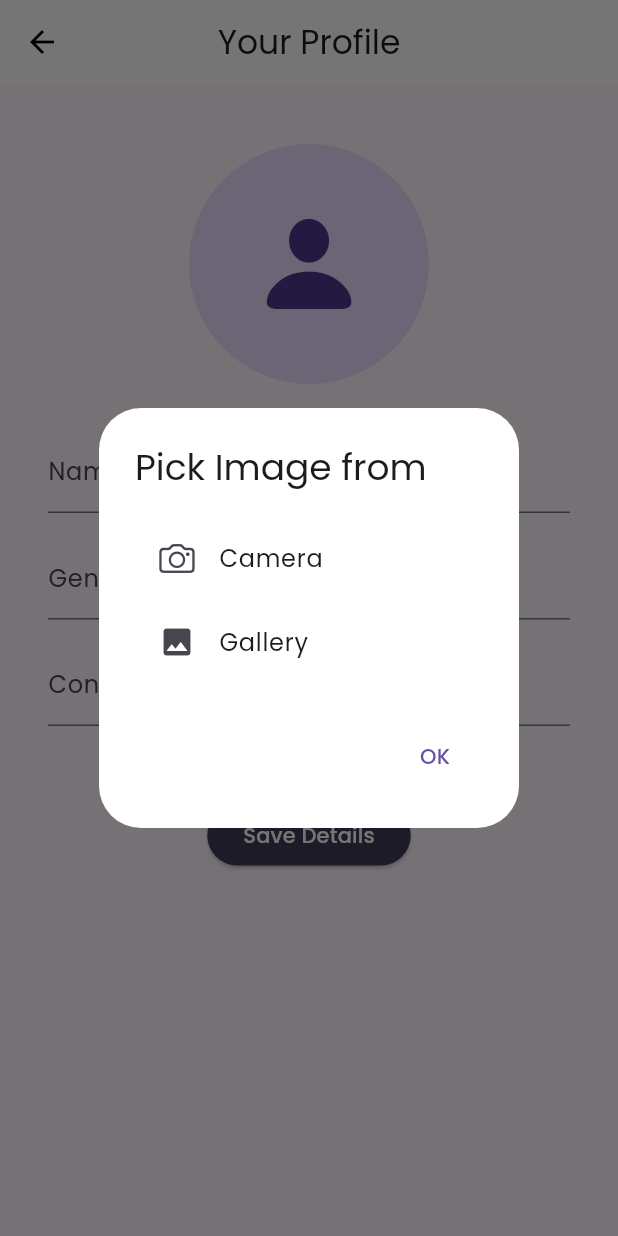
After one commit to vansh-121/Fliptronics, a Flutter app: the ProfilePage screen opened by its route, after a tap on an icon or button, on a phone screen of 412 x 824 dp. The commit adds this screen. Run offline on Flutter 3.47's test engine with Material 3 defaults, Android fonts, the light colour scheme and no system bars; drawn by our look-alikes of velocity_x; our stand-ins replace cloud_firestore, device_preview, firebase_auth, firebase_core, firebase_storage, google_fonts and 4 more; missing offline and left inert: flutter_facebook_auth, flutter_login_facebook; accounts and stored records are empty.

Commit message:
profile_page

```diff
--- a/lib/main.dart
+++ b/lib/main.dart
@@ -8,6 +8,7 @@ import 'package:flutter_catalogue/pages/forget_password.dart';
 import 'package:flutter_catalogue/pages/login_page.dart';
 import 'package:flutter_catalogue/pages/otp_page.dart';
 import 'package:flutter_catalogue/pages/phone_verification.dart';
+import 'package:flutter_catalogue/pages/profile_page.dart';
 import 'package:flutter_catalogue/pages/users_page.dart';
 import 'package:flutter_catalogue/themes.dart';
 import 'package:flutter_catalogue/utils/routes.dart';
@@ -63,6 +64,7 @@ class MyApp extends StatelessWidget {
               verificationid: 'verificationid',
             ),
         Routes.UsersRoute: (context) => UsersPage(),
+        Routes.ProfileRoute: (context) => ProfilePage(),
       },
     );
   }
--- /dev/null
+++ b/lib/pages/profile_page.dart
@@ -0,0 +1,213 @@
+import 'dart:io';
+import 'package:cloud_firestore/cloud_firestore.dart';
+import 'package:firebase_storage/firebase_storage.dart';
+import 'package:flutter/cupertino.dart';
+import 'package:flutter/material.dart';
+import 'package:image_picker/image_picker.dart';
+import 'package:velocity_x/velocity_x.dart';
+
+class ProfilePage extends StatefulWidget {
+  const ProfilePage({super.key});
+
+  @override
+  State<ProfilePage> createState() => _ProfilePageState();
+}
+
+class _ProfilePageState extends State<ProfilePage> {
+  TextEditingController nameController = TextEditingController();
+  TextEditingController genderController = TextEditingController();
+  TextEditingController contactnoController = TextEditingController();
+  File? pickedimage;
+
+  savedetails(String name, String gender, String contactno) async {
+    if (name == "" || gender == "" || contactno == "" || pickedimage == null) {
+      return showDialog(
+        context: context,
+        builder: (BuildContext context) {
+          return AlertDialog(
+            backgroundColor: context.theme.cardColor,
+            title: const Text("Required"),
+            content: const Text("Enter required fields !!"),
+            actions: [
+              TextButton(
+                onPressed: () {
+                  Navigator.of(context).pop(); // Close the dialog
+                },
+                child: Text("Ok"),
+              ),
+            ],
+          );
+        },
+      );
+    } else {
+      try {
+        UploadTask uploadTask = FirebaseStorage.instance
+            .ref("User_Profile_Pics")
+            .child(name)
+            .putFile(pickedimage!);
+        TaskSnapshot taskSnapshot = await uploadTask;
+        String url = await taskSnapshot.ref.getDownloadURL();
+        FirebaseFirestore.instance.collection("Users").doc(name).set({
+          "Name": name,
+          "Gender": gender,
+          "Contact No.": contactno,
+          "Profile Pic": url
+        }).then((value) {
+          print("Data uploaded");
+        });
+      } catch (ex) {
+        print(ex.toString());
+      }
+    }
+  }
+
+  @override
+  Widget build(BuildContext context) {
+    return Scaffold(
+      appBar: AppBar(
+        title: Text("Your Profile"),
+        centerTitle: true,
+      ),
+      body: SafeArea(
+        child: SingleChildScrollView(
+          child: Column(
+            mainAxisAlignment: MainAxisAlignment.center,
+            children: [
+              SizedBox(height: 40), // Add some space from the top
+              InkWell(
+                      onTap: () {
+                        showDialog(
+                          context: context,
+                          builder: (BuildContext context) {
+                            return AlertDialog(
+                              backgroundColor: context.theme.cardColor,
+                              title: Text("Pick Image from"),
+                              content: Column(
+                                mainAxisSize: MainAxisSize.min,
+                                children: [
+                                  ListTile(
+                                    onTap: () {
+                                      pickimage(ImageSource.camera);
+                                      Navigator.pop(context);
+                                    },
+                                    leading: Icon(CupertinoIcons.photo_camera),
+                                    title: Text("Camera"),
+                                  ),
+                                  ListTile(
+                                    onTap: () {
+                                      pickimage(ImageSource.gallery);
+                                      Navigator.pop(context);
+                                    },
+                                    leading: Icon(Icons.image),
+                                    title: Text("Gallery"),
+                                  )
+                                ],
+                              ),
+                              actions: [
+                                TextButton(
+                                  onPressed: () {
+                                    Navigator.of(context)
+                                        .pop(); // Close the dialog
+                                  },
+                                  child: Text("OK"),
+                                ),
+                              ],
+                            );
+                          },
+                        );
+                      },
+                      child: pickedimage != null
+                          ? CircleAvatar(
+                              radius: 80,
+                              backgroundImage: FileImage(pickedimage!),
+                            ).px32()
+                          : CircleAvatar(
+                              radius: 80,
+                              child: Icon(
+                                CupertinoIcons.person_solid,
+                                size: 80,
+                              ),
+                            ))
+                  .px32(),
+              SizedBox(
+                height: 30,
+              ),
+              TextFormField(
+                  controller: nameController,
+                  decoration: const InputDecoration(
+                      hintText: "Enter your Name", labelText: "Name"),
+                  onChanged: (value) {
+                    setState(() {});
+                  },
+                  validator: (value) {
+                    if (value!.isEmpty) {
+                      return "Name";
+                    }
+                    return null;
+                  }).px32(),
+              SizedBox(
+                height: 15,
+              ),
+              TextFormField(
+                  controller: genderController,
+                  decoration: const InputDecoration(
+                      hintText: "Male/Female", labelText: "Gender"),
+                  onChanged: (value) {
+                    setState(() {});
+                  },
+                  validator: (value) {
+                    if (value!.isEmpty) {
+                      return "Gender";
+                    }
+                    return null;
+                  }).px32(),
+              SizedBox(
+                height: 15,
+              ),
+              TextFormField(
+                  controller: contactnoController,
+                  decoration: const InputDecoration(
+                      hintText: "Enter your contact details",
+                      labelText: "Contact Number"),
+                  onChanged: (value) {
+                    setState(() {});
+                  },
+                  validator: (value) {
+                    if (value!.isEmpty) {
+                      return "Contact Number";
+                    }
+                    return null;
+                  }).px32(),
+              SizedBox(
+                height: 49,
+              ),
+              ElevatedButton(
+                onPressed: () {
+                  savedetails(nameController.text, genderController.text,
+                      contactnoController.text);
+                },
+                style: ElevatedButton.styleFrom(
+                    backgroundColor: context.theme.shadowColor),
+                child: "Save Details".text.color(Colors.white).make(),
+              ).px32(),
+              SizedBox(height: 20), // Add space at the bottom
+            ],
+          ),
+        ),
+      ),
+    );
+  }
+
+  pickimage(ImageSource imagesource) async {
+    try {
+      final photo = await ImagePicker().pickImage(source: imagesource);
+      if (photo == null) return;
+      final imagepath = File(photo.path);
+      setState(() {
+        pickedimage = imagepath;
+      });
+    } catch (ex) {
+      print(ex.toString());
+    }
+  }
+}
--- a/lib/utils/routes.dart
+++ b/lib/utils/routes.dart
@@ -7,4 +7,5 @@ class Routes {
   static String PhoneRoute = "/phoneverification";
   static String OTPRoute = "/otpverify";
   static String UsersRoute = "/users";
+  static String ProfileRoute = "/profile";
 }
--- a/lib/widgets/drawer.dart
+++ b/lib/widgets/drawer.dart
@@ -42,6 +42,19 @@ class MyDrawer extends StatelessWidget {
           ),
           title: Text(
             "Home",
+            style: TextStyle(fontWeight: FontWeight.bold),
+            textScaler: TextScaler.linear(1.1),
+          ),
+        ),
+        ListTile(
+          onTap: () {
+            Navigator.of(context).pushNamed('/profile');
+          },
+          leading: Icon(
+            CupertinoIcons.profile_circled,
+          ),
+          title: Text(
+            "Profile",
             style: TextStyle(fontWeight: FontWeight.bold),
             textScaler: TextScaler.linear(1.1),
           ),
--- a/pubspec.yaml
+++ b/pubspec.yaml
@@ -33,6 +33,7 @@ dependencies:
   device_preview: ^1.2.0
   firebase_auth: ^5.3.0
   firebase_core: ^3.5.0
+  firebase_storage: ^12.3.2
   flutter:
     sdk: flutter
   flutter_facebook_auth: ^7.1.1
@@ -41,6 +42,7 @@ dependencies:
   google_fonts: ^6.2.1
   google_sign_in: ^6.2.1
   http: ^1.2.2
+  image_picker: ^1.1.2
   sign_in_button: ^3.2.0
   url_launcher: ^6.3.0
   url_strategy: ^0.3.0
```
Also changed, not shown: pubspec.lock, 5 other files.
